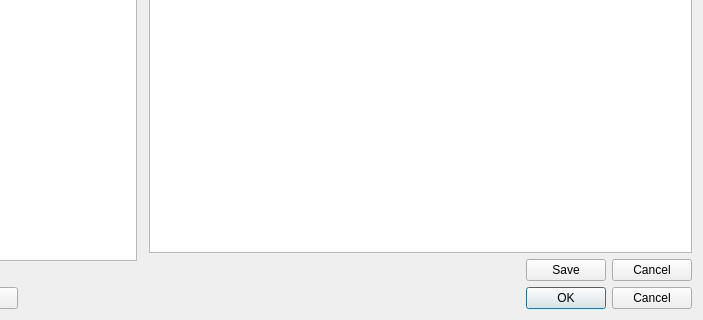
Qt form sources/materiallist/materialselectiondialog.ui (qelectrotech/qelectrotech-source-mirror) before a commit; both pictures show x 417 to 1120 and y 480 to 800 of the 1120 by 800 pixel window.
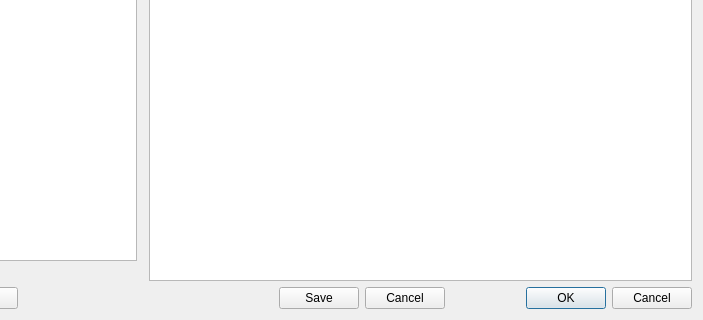
The same form after that commit.

Commit message: Place Save and Cancel edit buttons in bottom right slot

Patch:
```diff
--- a/sources/materiallist/materialselectiondialog.ui
+++ b/sources/materiallist/materialselectiondialog.ui
@@ -192,58 +192,6 @@
          </column>
         </widget>
        </item>
-       <item>
-        <widget class="QWidget" name="m_edit_bar" native="true">
-         <layout class="QHBoxLayout" name="m_edit_bar_layout">
-          <property name="leftMargin">
-           <number>0</number>
-          </property>
-          <property name="topMargin">
-           <number>0</number>
-          </property>
-          <property name="rightMargin">
-           <number>0</number>
-          </property>
-          <property name="bottomMargin">
-           <number>0</number>
-          </property>
-          <item>
-           <widget class="QLabel" name="m_edit_mode_label">
-            <property name="text">
-             <string/>
-            </property>
-           </widget>
-          </item>
-          <item>
-           <spacer name="m_edit_bar_spacer">
-            <property name="orientation">
-             <enum>Qt::Horizontal</enum>
-            </property>
-            <property name="sizeHint" stdset="0">
-             <size>
-              <width>40</width>
-              <height>20</height>
-             </size>
-            </property>
-           </spacer>
-          </item>
-          <item>
-           <widget class="QPushButton" name="m_save_entry_btn">
-            <property name="text">
-             <string>Save</string>
-            </property>
-           </widget>
-          </item>
-          <item>
-           <widget class="QPushButton" name="m_cancel_entry_btn">
-            <property name="text">
-             <string>Cancel</string>
-            </property>
-           </widget>
-          </item>
-         </layout>
-        </widget>
-       </item>
       </layout>
      </widget>
     </widget>
@@ -316,6 +264,45 @@
        </property>
       </spacer>
      </item>
+     <item>
+      <widget class="QWidget" name="m_edit_bar" native="true">
+       <layout class="QHBoxLayout" name="m_edit_bar_layout">
+        <property name="leftMargin">
+         <number>0</number>
+        </property>
+        <property name="topMargin">
+         <number>0</number>
+        </property>
+        <property name="rightMargin">
+         <number>0</number>
+        </property>
+        <property name="bottomMargin">
+         <number>0</number>
+        </property>
+        <item>
+         <widget class="QLabel" name="m_edit_mode_label">
+          <property name="text">
+           <string/>
+          </property>
+         </widget>
+        </item>
+        <item>
+         <widget class="QPushButton" name="m_save_entry_btn">
+          <property name="text">
+           <string>Save</string>
+          </property>
+         </widget>
+        </item>
+        <item>
+         <widget class="QPushButton" name="m_cancel_entry_btn">
+          <property name="text">
+           <string>Cancel</string>
+          </property>
+         </widget>
+        </item>
+       </layout>
+      </widget>
+     </item>
      <item>
       <widget class="QDialogButtonBox" name="m_button_box">
        <property name="standardButtons">
```
